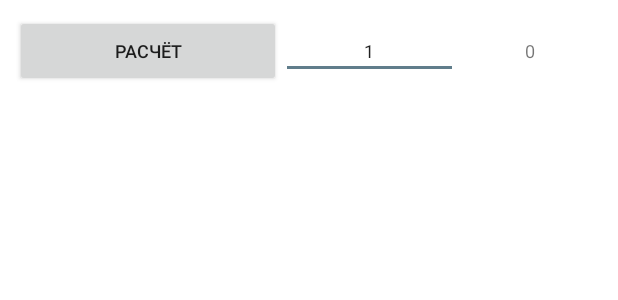
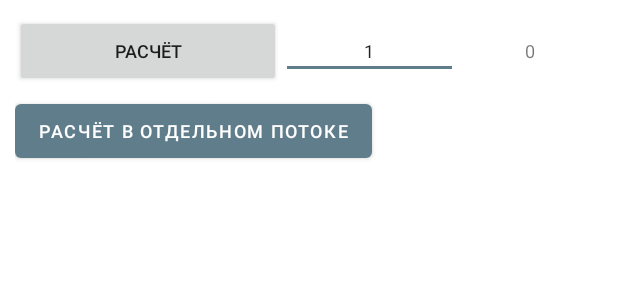
Before and after one commit to Tati1909/Threads, an Android app: the layout fragment_threads.xml on its own in the app's theme, with its tools: preview values and no code run, on a phone screen of 412 x 824 dp. Shown: the top 300 px of the screen. Run offline under Robolectric (Android 15) with nearby library versions, the phone set to English and light mode, and no system bars.

Commit message:
Расчет в отдельном потоке. Но значения выводим в UI потоке с помощью activity.runOnUiThread

```diff
--- a/app/src/main/res/layout/fragment_threads.xml
+++ b/app/src/main/res/layout/fragment_threads.xml
@@ -44,5 +44,14 @@
                 android:textSize="@dimen/feels_like_text_size"
                 tools:text="0" />
         </LinearLayout>
+
+        <Button
+            android:id="@+id/calcThreadBtn"
+            android:layout_width="wrap_content"
+            android:layout_height="wrap_content"
+            android:layout_marginTop="@dimen/margin_5_dp"
+            android:text="@string/calc_in_thread"
+            android:textSize="@dimen/feels_like_text_size" />
+
     </LinearLayout>
 </ScrollView>
--- a/app/src/main/res/values/dimens.xml
+++ b/app/src/main/res/values/dimens.xml
@@ -3,4 +3,5 @@
     <dimen name="margin_15_dp">10sp</dimen>
     <dimen name="feels_like_text_size">12sp</dimen>
     <dimen name="main_container_text_size">10sp</dimen>
+    <dimen name="margin_5_dp">5dp</dimen>
 </resources>
--- a/app/src/main/res/values/strings.xml
+++ b/app/src/main/res/values/strings.xml
@@ -9,7 +9,7 @@
     <string name="hello_from_thread_fragment">Hello from ThreadsFragment</string>
     <string name="calculate">Расчёт</string>
     <string name="default_number">1</string>
-    <string name="calc_in_thread">Расчёт в потоке</string>
+    <string name="calc_in_thread">Расчёт в отдельном потоке</string>
     <string name="handler_thread">Handler_Thread</string>
     <string name="service">Service</string>
     <string name="service_broadcast">Service + Broadcast</string>
```
Also changed, not shown: app/src/main/java/com/example/threads/ThreadsFragment.kt (+39 -4 lines).
